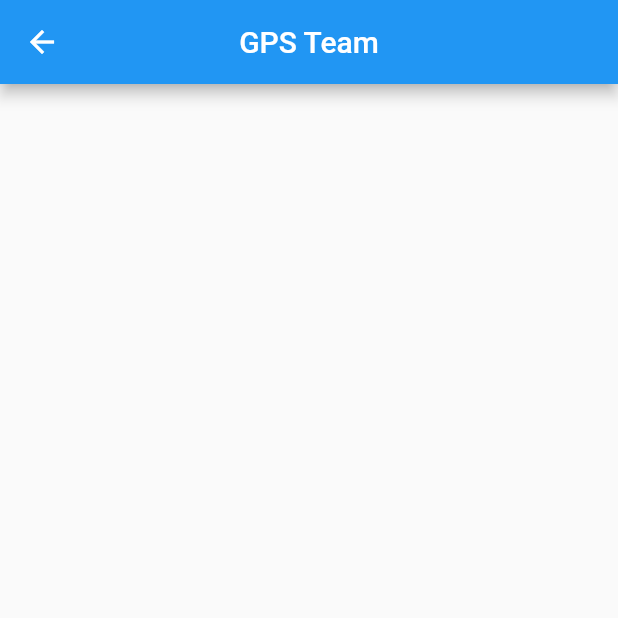
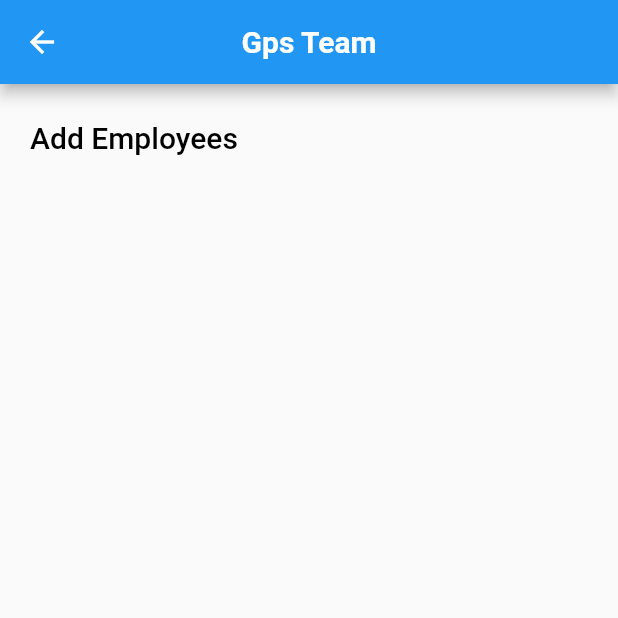
Before and after one commit to kabi2001/ezeeinfo, a Flutter app: the screen it shows after launch, after a tap on "Gps Team", on a phone screen of 412 x 824 dp, the top half of it. Run offline on Flutter 3.47's test engine with Material 2 defaults, Android fonts, the phone set to English and light mode, and no system bars; our stand-ins replace syncfusion_flutter_datagrid.

Commit message:
all changes committeed

```diff
--- a/lib/gps_screen.dart
+++ b/lib/gps_screen.dart
@@ -1,3 +1,4 @@
+import 'package:details/update_screen.dart';
 import 'package:flutter/material.dart';
 
 class GpsScreen extends StatefulWidget {
@@ -22,8 +23,25 @@ class _GpsScreenState extends State<GpsScreen> {
             },
           ),
           centerTitle: true,
-        title: const Text('GPS Team'),
+          title: const Text(
+            'Gps Team',
+            style: TextStyle(fontWeight: FontWeight.bold),
+          ),
+        ),
+        body: Column(children: [
+          Padding(
+            padding: const EdgeInsets.all(12.0),
+            child: TextButton(
+                onPressed: () {
+                  Navigator.pushNamed(context, UpdateDetails.id);
+                },
+                child: const Text(
+                  'Add Employees',
+                  style: TextStyle(color: Colors.black, fontSize: 20.0),
                 )),
+          )
+        ]),
+      ),
     );
   }
 }
--- a/lib/home_screen.dart
+++ b/lib/home_screen.dart
@@ -19,7 +19,10 @@ class _HomeScreenState extends State<HomeScreen> {
       home: Scaffold(
         appBar: AppBar(
           centerTitle: true,
-          title: const Text('Ezeeinfo cloud solutions'),
+          title: const Text(
+            'Ezeeinfo cloud solutions',
+            style: TextStyle(fontWeight: FontWeight.bold),
+          ),
         ),
         body: Column(
           mainAxisAlignment: MainAxisAlignment.center,
@@ -32,28 +35,28 @@ class _HomeScreenState extends State<HomeScreen> {
                     Navigator.pushNamed(context, TechScreen.id);
                   },
                   child: Container(
+                    decoration: const BoxDecoration(
+                      color: Colors.blueAccent,
+                      borderRadius: BorderRadius.all(Radius.circular(15)),
+                    ),
+                    height: 200,
+                    width: 300,
                     child: Column(
                       mainAxisAlignment: MainAxisAlignment.spaceEvenly,
-                      children: [
+                      children: const [
                         Icon(
-                          Icons.computer,
+                          Icons.laptop,
                           size: 100,
                         ),
                         Text(
                           'Tech Team',
                           style: TextStyle(
                               fontWeight: FontWeight.bold,
-                              fontSize: 30,
+                              fontSize: 20,
                               color: Colors.white),
                         ),
                       ],
                     ),
-                    decoration: const BoxDecoration(
-                      color: Colors.blueAccent,
-                      borderRadius: BorderRadius.all(Radius.circular(15)),
-                    ),
-                    height: 200,
-                    width: 300,
                   ),
                 ),
                 GestureDetector(
@@ -61,9 +64,15 @@ class _HomeScreenState extends State<HomeScreen> {
                     Navigator.pushNamed(context, GpsScreen.id);
                   },
                   child: Container(
+                    decoration: const BoxDecoration(
+                      color: Colors.blueAccent,
+                      borderRadius: BorderRadius.all(Radius.circular(15)),
+                    ),
+                    height: 200,
+                    width: 300,
                     child: Column(
                       mainAxisAlignment: MainAxisAlignment.spaceEvenly,
-                      children: [
+                      children: const [
                         Icon(
                           Icons.location_on,
                           size: 100,
@@ -72,17 +81,11 @@ class _HomeScreenState extends State<HomeScreen> {
                           'Gps Team',
                           style: TextStyle(
                               fontWeight: FontWeight.bold,
-                              fontSize: 30,
+                              fontSize: 20,
                               color: Colors.white),
                         ),
                       ],
                     ),
-                    decoration: const BoxDecoration(
-                      color: Colors.blueAccent,
-                      borderRadius: BorderRadius.all(Radius.circular(15)),
-                    ),
-                    height: 200,
-                    width: 300,
                   ),
                 ),
                 GestureDetector(
@@ -90,9 +93,15 @@ class _HomeScreenState extends State<HomeScreen> {
                     Navigator.pushNamed(context, SupportScreen.id);
                   },
                   child: Container(
+                    decoration: const BoxDecoration(
+                      color: Colors.blueAccent,
+                      borderRadius: BorderRadius.all(Radius.circular(15)),
+                    ),
+                    height: 200,
+                    width: 300,
                     child: Column(
                       mainAxisAlignment: MainAxisAlignment.spaceEvenly,
-                      children: [
+                      children: const [
                         Icon(
                           Icons.headset_mic,
                           size: 100,
@@ -101,17 +110,11 @@ class _HomeScreenState extends State<HomeScreen> {
                           'Support Team',
                           style: TextStyle(
                               fontWeight: FontWeight.bold,
-                              fontSize: 30,
+                              fontSize: 20,
                               color: Colors.white),
                         ),
                       ],
                     ),
-                    decoration: const BoxDecoration(
-                      color: Colors.blueAccent,
-                      borderRadius: BorderRadius.all(Radius.circular(15)),
-                    ),
-                    height: 200,
-                    width: 300,
                   ),
                 ),
               ],
--- a/lib/main.dart
+++ b/lib/main.dart
@@ -1,28 +1,20 @@
-import 'dart:async';
-
 import 'package:details/gps_screen.dart';
 import 'package:details/home_screen.dart';
 import 'package:details/route_pages.dart';
 import 'package:details/support_screen.dart';
 import 'package:details/tech_screen.dart';
-//import 'package:details/route_pages.dart';
+import 'package:details/update_screen.dart';
+//import 'package:details/welcome_screen.dart';
 import 'package:flutter/material.dart';
-
-import 'home_screen.dart';
 
 void main() {
   runApp(const MyApp());
 }
 
-class MyApp extends StatefulWidget {
+class MyApp extends StatelessWidget {
   const MyApp({super.key});
 
-  @override
-  State<MyApp> createState() => _MyAppState();
-}
-
-class _MyAppState extends State<MyApp> {
-  @override
+  // This widget is the root of your application.
   @override
   Widget build(BuildContext context) {
     return MaterialApp(
@@ -38,6 +30,7 @@ class _MyAppState extends State<MyApp> {
           TechScreen.id: (context) => const TechScreen(),
           GpsScreen.id: (context) => const GpsScreen(),
           SupportScreen.id: (context) => const SupportScreen(),
+          UpdateDetails.id: (context) => const UpdateDetails(),
         });
   }
 }
```
Also changed, not shown: lib/support_screen.dart (+19 -1 lines), lib/tech_screen.dart (+13 -0 lines), lib/update_screen.dart (added, +190 -0 lines). Lines whose indentation alone changed are shown as unchanged.
